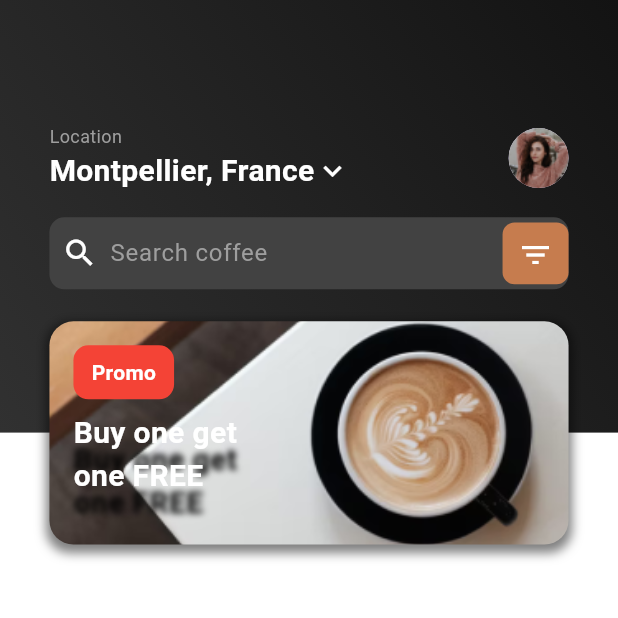
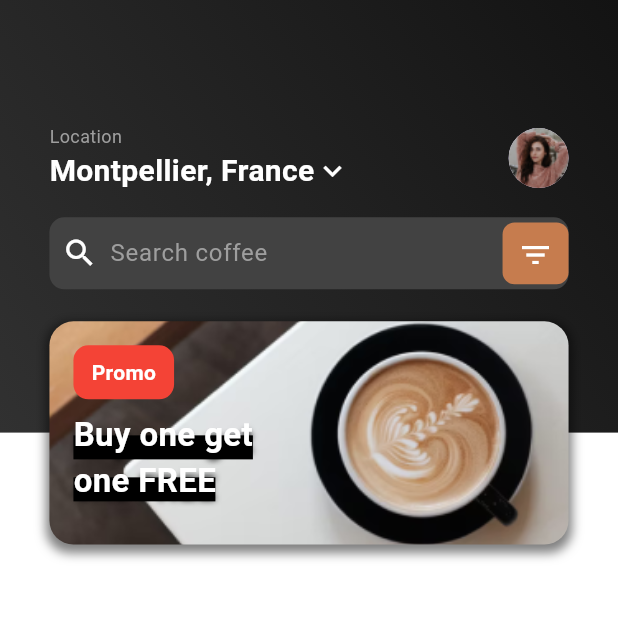
Before and after one commit to MisTraleuh/Simple-Coffee, a Flutter app: the screen it shows after launch, on a phone screen of 412 x 824 dp, the top half of it. Run offline on Flutter 3.47's test engine with Material 3 defaults, Android fonts, the phone set to English and light mode, and no system bars; our stand-ins replace wave.

Commit message:
[ADD] Background text effecr

```diff
--- a/lib/features/product_pages/home_page_mobile.dart
+++ b/lib/features/product_pages/home_page_mobile.dart
@@ -1,12 +1,6 @@
 import 'package:flutter/material.dart';
-import 'package:provider/provider.dart';
 
 import "package:simple_coffee/models/cards/ImageCard.dart";
-
-/**************************
-*    PROVIDERS IMPORTS    *
-**************************/
-import 'package:simple_coffee/shared/providers/profile_information.dart';
 
 class HomeMobile extends StatefulWidget {
 
@@ -142,22 +136,43 @@ class _HomeMobileState extends State<HomeMobile> {
                             ),
                           ),
                           const SizedBox(height: 8),
-                          Container(
-                            child: const Text(
+                          Stack(
+                            children: [
+                              Positioned(
+                                left: 0,
+                                right: 0,
+                                bottom: 30,
+                                child: Container(
+                                  color: Colors.black,
+                                  padding: const EdgeInsets.symmetric(vertical: 8, horizontal: 8),
+                                ),
+                              ),
+                              Positioned(
+                                left: 0,
+                                right: 25,
+                                bottom: 2,
+                                child: Container(
+                                  color: Colors.black,
+                                  padding: const EdgeInsets.symmetric(vertical: 8),
+                                ),
+                              ),
+                              const Text(
                                 'Buy one get\none FREE',
                                 style: TextStyle(
                                   color: Colors.white,
-                                fontSize: 20,
+                                  fontSize: 22,
                                   fontWeight: FontWeight.bold,
                                   shadows: [
                                     Shadow(
                                       color: Colors.black,
                                       blurRadius: 5,
-                                    offset: Offset(0, 18),
+                                      offset: Offset(0, 5),
                                     ),
                                   ],
                                 ),
                               ),
+
+                            ],
                           ),
                         ],
                       ),
```
Lines whose indentation alone changed are shown as unchanged.
